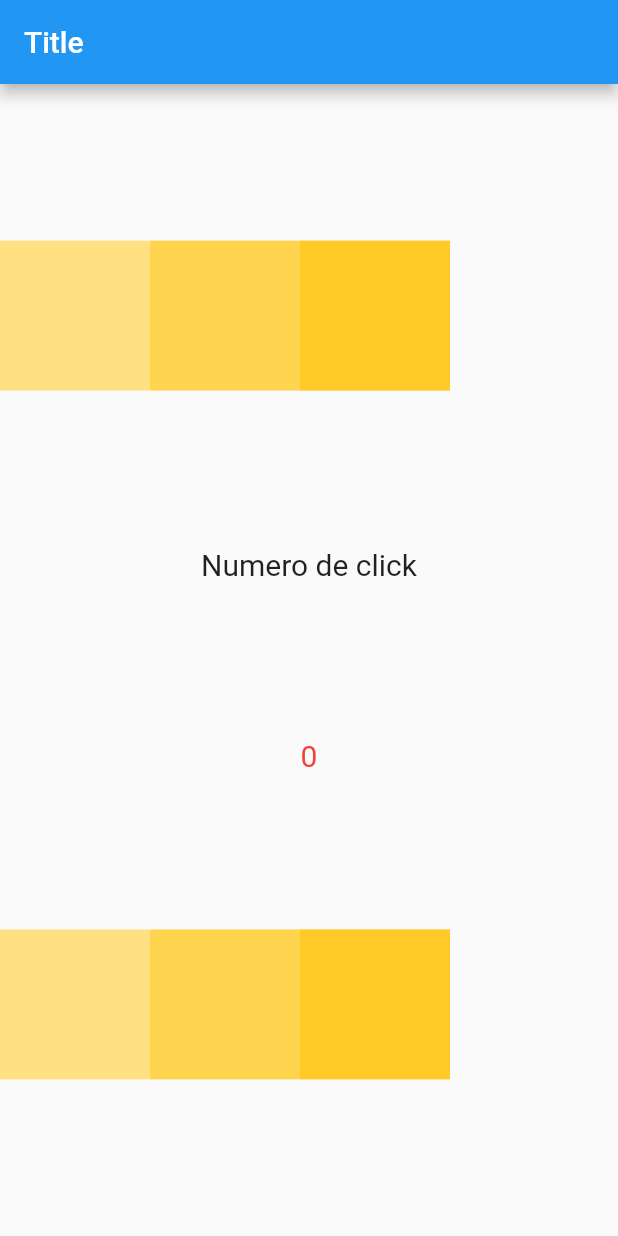
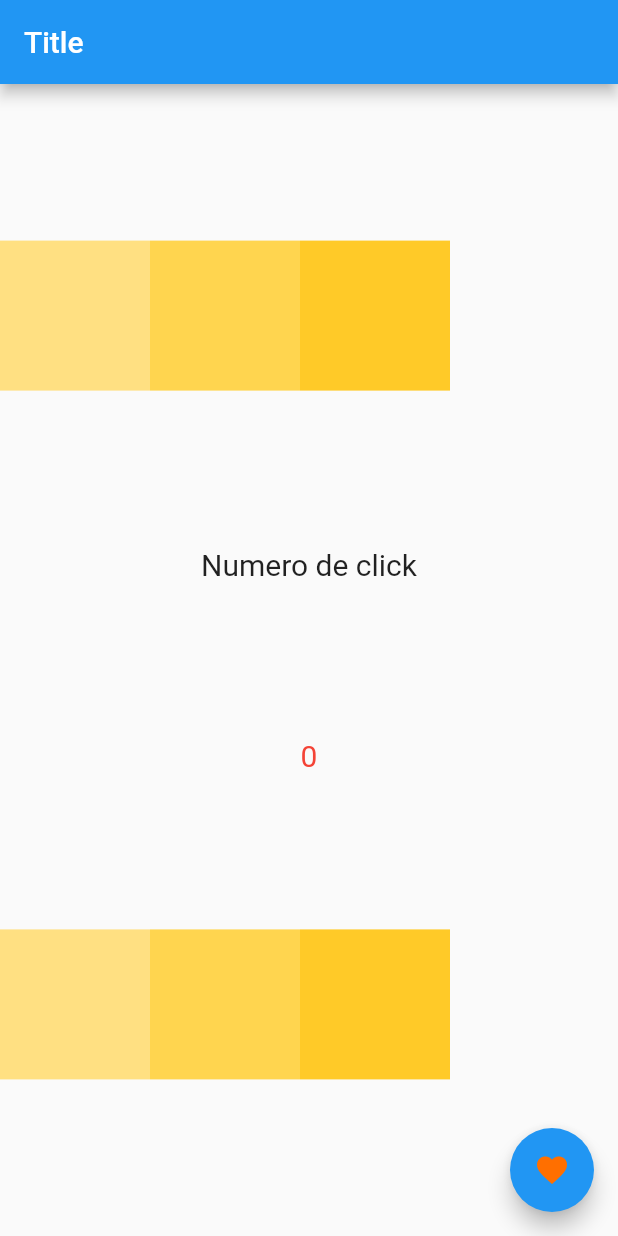
Before and after one commit to ErickMUOSD/dsm-43-app, a Flutter app: the screen it shows after launch, on a phone screen of 412 x 824 dp. Run offline on Flutter 3.47's test engine with Material 2 defaults, Android fonts, the phone set to English and light mode, and no system bars.

Commit message:
floatingActionButton, icons

```diff
--- a/lib/src/app.dart
+++ b/lib/src/app.dart
@@ -6,6 +6,9 @@ class MyApp extends StatelessWidget {
 
   @override
   Widget build(BuildContext context) {
-    return const MaterialApp(home: HomePage());
+    return const MaterialApp(
+        home: HomePage(
+      text: 'Some textt',
+    ));
   }
 }
--- a/lib/src/pages/home_page.dart
+++ b/lib/src/pages/home_page.dart
@@ -1,7 +1,9 @@
 import 'package:flutter/material.dart';
 
 class HomePage extends StatelessWidget {
-  const HomePage({Key? key}) : super(key: key);
+  final String text;
+
+  const HomePage({required this.text});
 
   @override
   Widget build(BuildContext context) {
@@ -60,6 +62,15 @@ class HomePage extends StatelessWidget {
           )
         ],
       ),
+      floatingActionButton: FloatingActionButton(
+        onPressed: () {},
+        child: Icon(
+          Icons.favorite,
+          color: Colors.amber[900],
+          size: 24.0,
+          semanticLabel: 'Text to announce in accessibility modes',
+        ),
+      ),
     );
   }
 }
```
